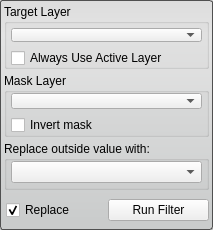
Above: Interface/ToolInterface/MaskDataFilterInterface.ui from jessdtate/Seg3D before the change. Below: the same form after it.
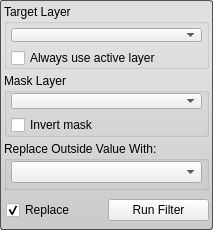
That is the form after the change. Custom widgets are drawn as their Qt base class.

Commit message: fixed Threshold Tool: Move "Create Threshold Layer" button to b... fixed Tools/Filters: Inconsistent capitalization for groupboxes fixed Tools/Filters: Inconsistent capitalization for checkboxes

Patch:
```diff
--- a/Interface/ToolInterface/MaskDataFilterInterface.ui
+++ b/Interface/ToolInterface/MaskDataFilterInterface.ui
@@ -88,7 +88,7 @@
          <item>
           <widget class="QCheckBox" name="use_active_layer_">
            <property name="text">
-            <string>Always Use Active Layer</string>
+            <string>Always use active layer</string>
            </property>
           </widget>
          </item>
@@ -160,7 +160,7 @@
    <item>
     <widget class="QGroupBox" name="groupBox">
      <property name="title">
-      <string>Replace outside value with:</string>
+      <string>Replace Outside Value With:</string>
      </property>
      <property name="alignment">
       <set>Qt::AlignLeading|Qt::AlignLeft|Qt::AlignTop</set>
```
The commit also changes 52 other files.
